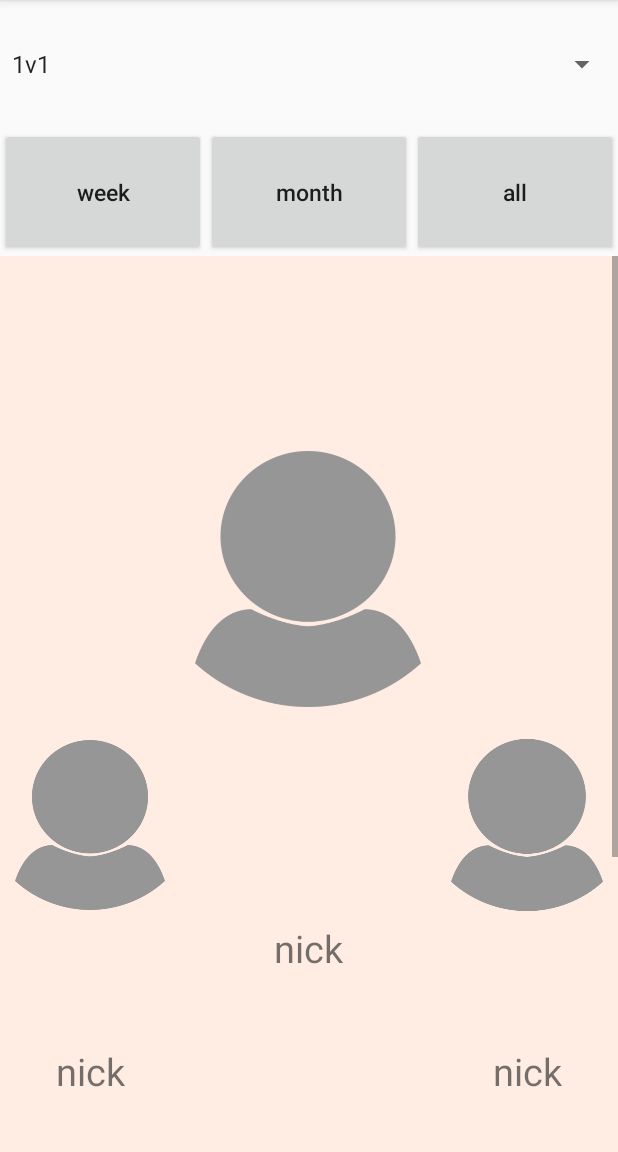
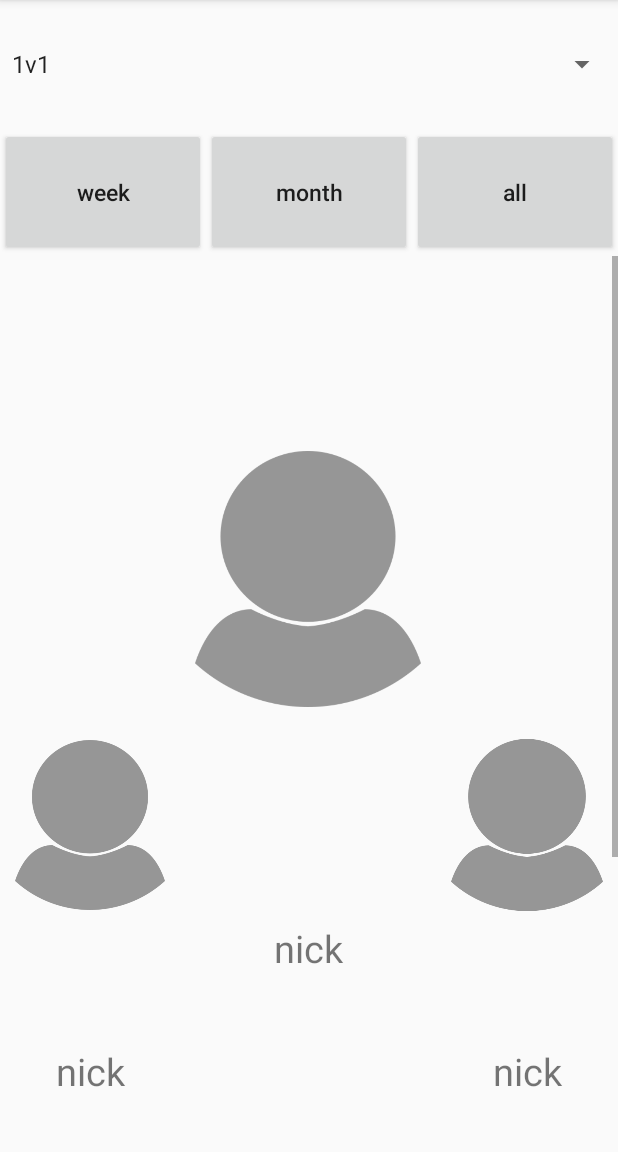
Before and after one commit to xenioPL/MDCG, an Android app: the fragment RankingFragment shown on its own in the app's theme, on a phone screen of 412 x 824 dp, the part 84-1236 px from its top. Run offline under Robolectric (Android 15) with nearby library versions, the phone set to English and light mode, and no system bars.

```diff
--- a/app/src/main/res/layout/ranking_layout.xml
+++ b/app/src/main/res/layout/ranking_layout.xml
@@ -53,7 +53,7 @@
         android:layout_width="match_parent"
         android:layout_height="0dp"
         android:layout_weight="7"
-        android:background="@color/colorBackground">
+        >
 
     <LinearLayout
         android:layout_height="0dp"
```
